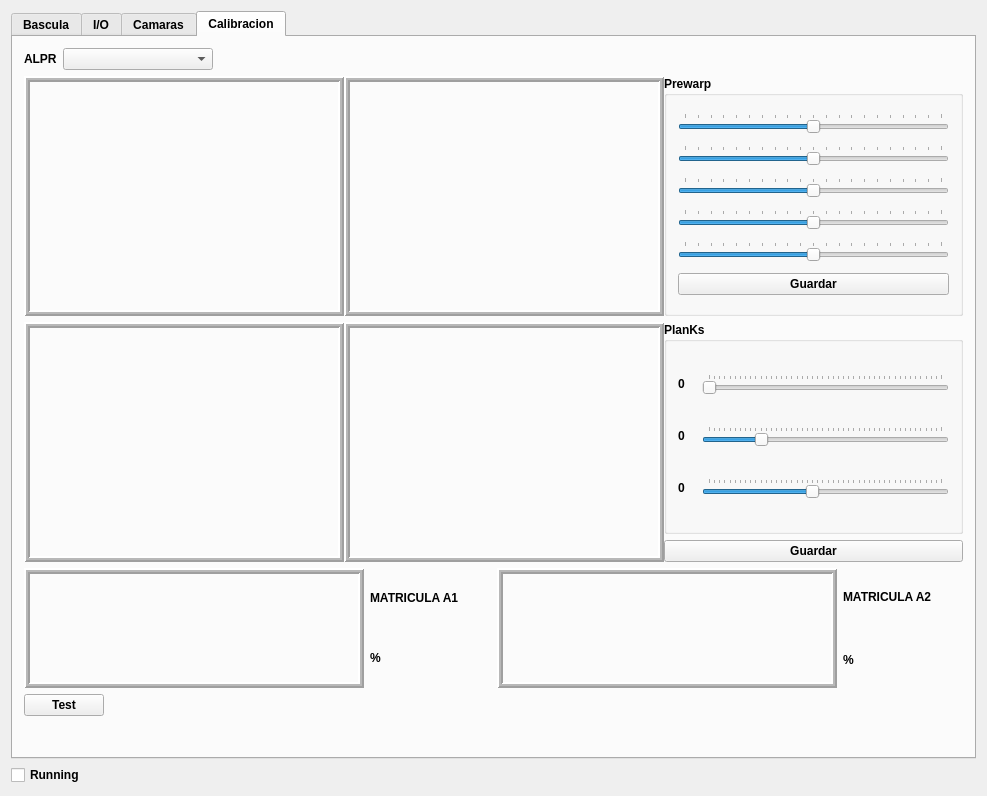
This is testlib/mainwindow.ui in sunsiz/nQTrucks as Qt 5 draws it before an edit. The edited form follows.
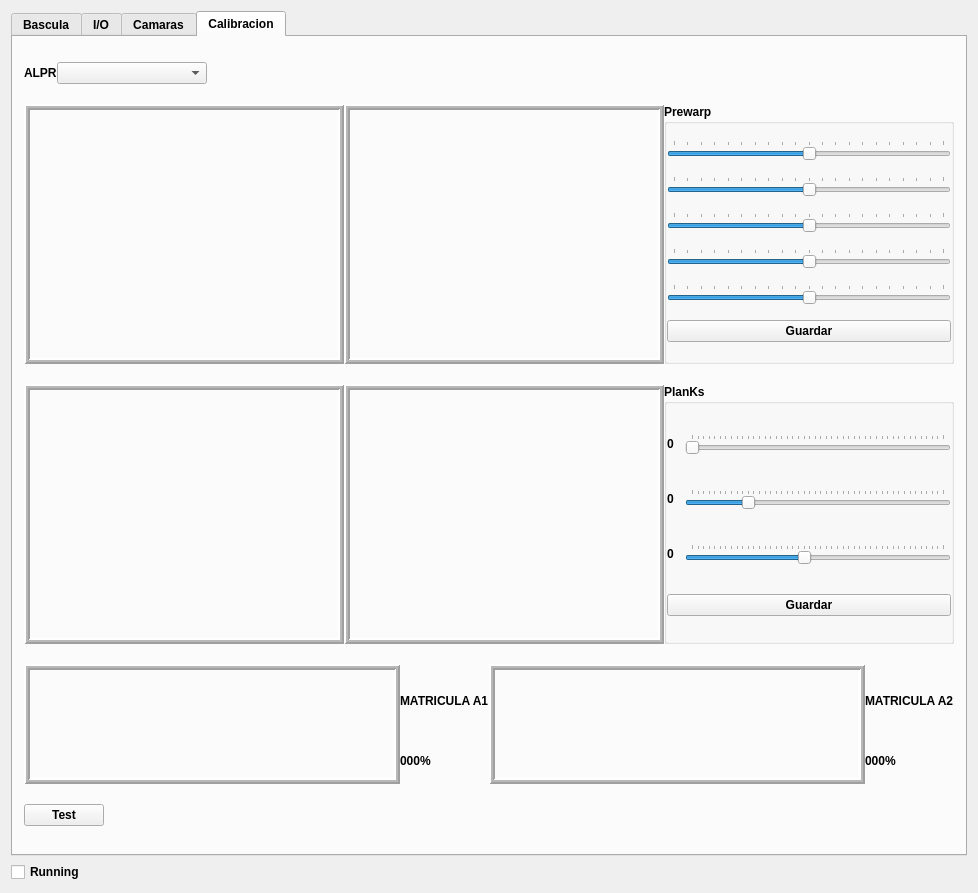
This is the edited form.

The edit to the form file:
```diff
--- a/testlib/mainwindow.ui
+++ b/testlib/mainwindow.ui
@@ -6,8 +6,8 @@
    <rect>
     <x>0</x>
     <y>0</y>
-    <width>987</width>
-    <height>796</height>
+    <width>974</width>
+    <height>893</height>
    </rect>
   </property>
   <property name="font">
@@ -775,9 +775,12 @@
        <attribute name="title">
         <string>Calibracion</string>
        </attribute>
-       <layout class="QGridLayout" name="gridLayout_6">
+       <layout class="QGridLayout" name="gridLayout_8">
         <item row="0" column="0">
          <layout class="QHBoxLayout" name="horizontalLayout_14">
+          <property name="spacing">
+           <number>0</number>
+          </property>
           <item>
            <widget class="QLabel" name="label_9">
             <property name="text">
@@ -811,8 +814,6 @@
          </layout>
         </item>
         <item row="1" column="0">
-         <layout class="QVBoxLayout" name="verticalLayout_10">
-          <item>
            <layout class="QHBoxLayout" name="horizontalLayout_10">
             <property name="spacing">
              <number>0</number>
@@ -827,8 +828,8 @@
               </property>
               <property name="maximumSize">
                <size>
-                <width>320</width>
-                <height>240</height>
+              <width>640</width>
+              <height>480</height>
                </size>
               </property>
               <property name="frameShape">
@@ -853,6 +854,12 @@
             </item>
             <item>
              <widget class="QLabel" name="FotoPrewarpA">
+            <property name="sizePolicy">
+             <sizepolicy hsizetype="Maximum" vsizetype="Maximum">
+              <horstretch>0</horstretch>
+              <verstretch>0</verstretch>
+             </sizepolicy>
+            </property>
               <property name="minimumSize">
                <size>
                 <width>320</width>
@@ -861,8 +868,8 @@
               </property>
               <property name="maximumSize">
                <size>
-                <width>320</width>
-                <height>240</height>
+              <width>640</width>
+              <height>480</height>
                </size>
               </property>
               <property name="frameShape">
@@ -887,10 +894,37 @@
             </item>
             <item>
              <widget class="QGroupBox" name="groupBox">
+            <property name="minimumSize">
+             <size>
+              <width>290</width>
+              <height>260</height>
+             </size>
+            </property>
+            <property name="maximumSize">
+             <size>
+              <width>290</width>
+              <height>260</height>
+             </size>
+            </property>
               <property name="title">
                <string>Prewarp</string>
               </property>
               <layout class="QVBoxLayout" name="verticalLayout_11">
+             <property name="spacing">
+              <number>0</number>
+             </property>
+             <property name="leftMargin">
+              <number>0</number>
+             </property>
+             <property name="topMargin">
+              <number>0</number>
+             </property>
+             <property name="rightMargin">
+              <number>0</number>
+             </property>
+             <property name="bottomMargin">
+              <number>0</number>
+             </property>
                <item>
                 <widget class="QSlider" name="valueXA1">
                  <property name="maximum">
@@ -1013,7 +1047,7 @@
             </item>
            </layout>
           </item>
-          <item>
+        <item row="2" column="0">
            <layout class="QHBoxLayout" name="horizontalLayout_11">
             <property name="spacing">
              <number>0</number>
@@ -1028,8 +1062,8 @@
               </property>
               <property name="maximumSize">
                <size>
-                <width>320</width>
-                <height>240</height>
+              <width>640</width>
+              <height>480</height>
                </size>
               </property>
               <property name="frameShape">
@@ -1062,8 +1096,8 @@
               </property>
               <property name="maximumSize">
                <size>
-                <width>320</width>
-                <height>240</height>
+              <width>640</width>
+              <height>480</height>
                </size>
               </property>
               <property name="frameShape">
@@ -1086,15 +1120,59 @@
               </property>
              </widget>
             </item>
-            <item>
-             <layout class="QVBoxLayout" name="verticalLayout_9">
               <item>
                <widget class="QGroupBox" name="groupBox_2">
+            <property name="minimumSize">
+             <size>
+              <width>290</width>
+              <height>260</height>
+             </size>
+            </property>
+            <property name="maximumSize">
+             <size>
+              <width>290</width>
+              <height>260</height>
+             </size>
+            </property>
                 <property name="title">
                  <string>PlanKs</string>
                 </property>
                 <layout class="QGridLayout" name="gridLayout">
-                 <item row="1" column="1">
+             <property name="leftMargin">
+              <number>0</number>
+             </property>
+             <property name="topMargin">
+              <number>0</number>
+             </property>
+             <property name="rightMargin">
+              <number>0</number>
+             </property>
+             <property name="bottomMargin">
+              <number>0</number>
+             </property>
+             <property name="spacing">
+              <number>0</number>
+             </property>
+             <item row="0" column="0">
+              <widget class="QLabel" name="lvPlankA">
+               <property name="minimumSize">
+                <size>
+                 <width>18</width>
+                 <height>30</height>
+                </size>
+               </property>
+               <property name="maximumSize">
+                <size>
+                 <width>18</width>
+                 <height>30</height>
+                </size>
+               </property>
+               <property name="text">
+                <string>0</string>
+               </property>
+              </widget>
+             </item>
+             <item row="0" column="1">
                   <widget class="QSlider" name="vPlankA">
                    <property name="maximum">
                     <number>90</number>
@@ -1128,7 +1206,26 @@
                    </property>
                   </widget>
                  </item>
-                 <item row="2" column="1">
+             <item row="1" column="0">
+              <widget class="QLabel" name="lvPlankB">
+               <property name="minimumSize">
+                <size>
+                 <width>18</width>
+                 <height>30</height>
+                </size>
+               </property>
+               <property name="maximumSize">
+                <size>
+                 <width>18</width>
+                 <height>30</height>
+                </size>
+               </property>
+               <property name="text">
+                <string>0</string>
+               </property>
+              </widget>
+             </item>
+             <item row="1" column="1">
                   <widget class="QSlider" name="vPlankB">
                    <property name="maximum">
                     <number>90</number>
@@ -1159,7 +1256,26 @@
                    </property>
                   </widget>
                  </item>
-                 <item row="3" column="1">
+             <item row="2" column="0">
+              <widget class="QLabel" name="lvPlankC">
+               <property name="minimumSize">
+                <size>
+                 <width>18</width>
+                 <height>30</height>
+                </size>
+               </property>
+               <property name="maximumSize">
+                <size>
+                 <width>18</width>
+                 <height>30</height>
+                </size>
+               </property>
+               <property name="text">
+                <string>0</string>
+               </property>
+              </widget>
+             </item>
+             <item row="2" column="1">
                   <widget class="QSlider" name="vPlankC">
                    <property name="maximum">
                     <number>90</number>
@@ -1187,67 +1303,7 @@
                    </property>
                   </widget>
                  </item>
-                 <item row="1" column="0">
-                  <widget class="QLabel" name="lvPlankA">
-                   <property name="minimumSize">
-                    <size>
-                     <width>18</width>
-                     <height>30</height>
-                    </size>
-                   </property>
-                   <property name="maximumSize">
-                    <size>
-                     <width>18</width>
-                     <height>30</height>
-                    </size>
-                   </property>
-                   <property name="text">
-                    <string>0</string>
-                   </property>
-                  </widget>
-                 </item>
-                 <item row="2" column="0">
-                  <widget class="QLabel" name="lvPlankB">
-                   <property name="minimumSize">
-                    <size>
-                     <width>18</width>
-                     <height>30</height>
-                    </size>
-                   </property>
-                   <property name="maximumSize">
-                    <size>
-                     <width>18</width>
-                     <height>30</height>
-                    </size>
-                   </property>
-                   <property name="text">
-                    <string>0</string>
-                   </property>
-                  </widget>
-                 </item>
-                 <item row="3" column="0">
-                  <widget class="QLabel" name="lvPlankC">
-                   <property name="minimumSize">
-                    <size>
-                     <width>18</width>
-                     <height>30</height>
-                    </size>
-                   </property>
-                   <property name="maximumSize">
-                    <size>
-                     <width>18</width>
-                     <height>30</height>
-                    </size>
-                   </property>
-                   <property name="text">
-                    <string>0</string>
-                   </property>
-                  </widget>
-                 </item>
-                </layout>
-               </widget>
-              </item>
-              <item>
+             <item row="3" column="0" colspan="2">
                <widget class="QPushButton" name="guardarPlanK">
                 <property name="text">
                  <string>Guardar</string>
@@ -1255,14 +1311,16 @@
                </widget>
               </item>
              </layout>
+           </widget>
             </item>
            </layout>
           </item>
-          <item>
-           <layout class="QHBoxLayout" name="horizontalLayout_12">
-            <item>
-             <layout class="QHBoxLayout" name="horizontalLayout_9">
-              <item>
+        <item row="3" column="0">
+         <layout class="QGridLayout" name="gridLayout_6">
+          <property name="spacing">
+           <number>0</number>
+          </property>
+          <item row="0" column="0" rowspan="2">
                <widget class="QLabel" name="FotoMatriculaA1">
                 <property name="minimumSize">
                  <size>
@@ -1272,8 +1330,8 @@
                 </property>
                 <property name="maximumSize">
                  <size>
-                  <width>340</width>
-                  <height>120</height>
+              <width>680</width>
+              <height>240</height>
                  </size>
                 </property>
                 <property name="frameShape">
@@ -1296,32 +1354,20 @@
                 </property>
                </widget>
               </item>
-              <item>
-               <layout class="QVBoxLayout" name="verticalLayout_8">
-                <property name="spacing">
-                 <number>0</number>
-                </property>
-                <item>
+          <item row="0" column="1">
                  <widget class="QLabel" name="MatriculaA1">
+            <property name="sizePolicy">
+             <sizepolicy hsizetype="Fixed" vsizetype="Fixed">
+              <horstretch>0</horstretch>
+              <verstretch>0</verstretch>
+             </sizepolicy>
+            </property>
                   <property name="text">
                    <string>MATRICULA A1</string>
                   </property>
                  </widget>
                 </item>
-                <item>
-                 <widget class="QLabel" name="LongMatriculaA1">
-                  <property name="text">
-                   <string>%</string>
-                  </property>
-                 </widget>
-                </item>
-               </layout>
-              </item>
-             </layout>
-            </item>
-            <item>
-             <layout class="QHBoxLayout" name="horizontalLayout_8">
-              <item>
+          <item row="0" column="2" rowspan="2">
                <widget class="QLabel" name="FotoMatriculaA2">
                 <property name="minimumSize">
                  <size>
@@ -1331,8 +1377,8 @@
                 </property>
                 <property name="maximumSize">
                  <size>
-                  <width>340</width>
-                  <height>120</height>
+              <width>680</width>
+              <height>240</height>
                  </size>
                 </property>
                 <property name="frameShape">
@@ -1355,32 +1401,66 @@
                 </property>
                </widget>
               </item>
-              <item>
-               <layout class="QVBoxLayout" name="verticalLayout_7">
-                <item>
+          <item row="0" column="3">
                  <widget class="QLabel" name="MatriculaA2">
+            <property name="sizePolicy">
+             <sizepolicy hsizetype="Fixed" vsizetype="Fixed">
+              <horstretch>0</horstretch>
+              <verstretch>0</verstretch>
+             </sizepolicy>
+            </property>
                   <property name="text">
                    <string>MATRICULA A2</string>
                   </property>
                  </widget>
                 </item>
-                <item>
+          <item row="1" column="1">
+           <widget class="QLabel" name="LongMatriculaA1">
+            <property name="sizePolicy">
+             <sizepolicy hsizetype="Fixed" vsizetype="Fixed">
+              <horstretch>0</horstretch>
+              <verstretch>0</verstretch>
+             </sizepolicy>
+            </property>
+            <property name="text">
+             <string>000%</string>
+            </property>
+           </widget>
+          </item>
+          <item row="1" column="3">
                  <widget class="QLabel" name="LongMatriculaA2">
+            <property name="sizePolicy">
+             <sizepolicy hsizetype="Fixed" vsizetype="Fixed">
+              <horstretch>0</horstretch>
+              <verstretch>0</verstretch>
+             </sizepolicy>
+            </property>
                   <property name="text">
-                   <string>%</string>
+             <string>000%</string>
                   </property>
                  </widget>
                 </item>
                </layout>
               </item>
-             </layout>
-            </item>
-           </layout>
-          </item>
-          <item>
-           <layout class="QHBoxLayout" name="horizontalLayout_13">
+        <item row="4" column="0">
+         <layout class="QHBoxLayout" name="horizontalLayout_8">
+          <property name="spacing">
+           <number>0</number>
+          </property>
             <item>
              <widget class="QPushButton" name="TestMatriculaA1">
+            <property name="minimumSize">
+             <size>
+              <width>20</width>
+              <height>20</height>
+             </size>
+            </property>
+            <property name="maximumSize">
+             <size>
+              <width>80</width>
+              <height>16777215</height>
+             </size>
+            </property>
               <property name="text">
                <string>Test</string>
               </property>
@@ -1402,21 +1482,6 @@
            </layout>
           </item>
          </layout>
-        </item>
-        <item row="2" column="0">
-         <spacer name="verticalSpacer_3">
-          <property name="orientation">
-           <enum>Qt::Vertical</enum>
-          </property>
-          <property name="sizeHint" stdset="0">
-           <size>
-            <width>20</width>
-            <height>40</height>
-           </size>
-          </property>
-         </spacer>
-        </item>
-       </layout>
       </widget>
      </widget>
     </item>
```
Left out of the diff: 14 changed lines with no effect on the pictures. Lines whose indentation alone changed are shown as unchanged.
